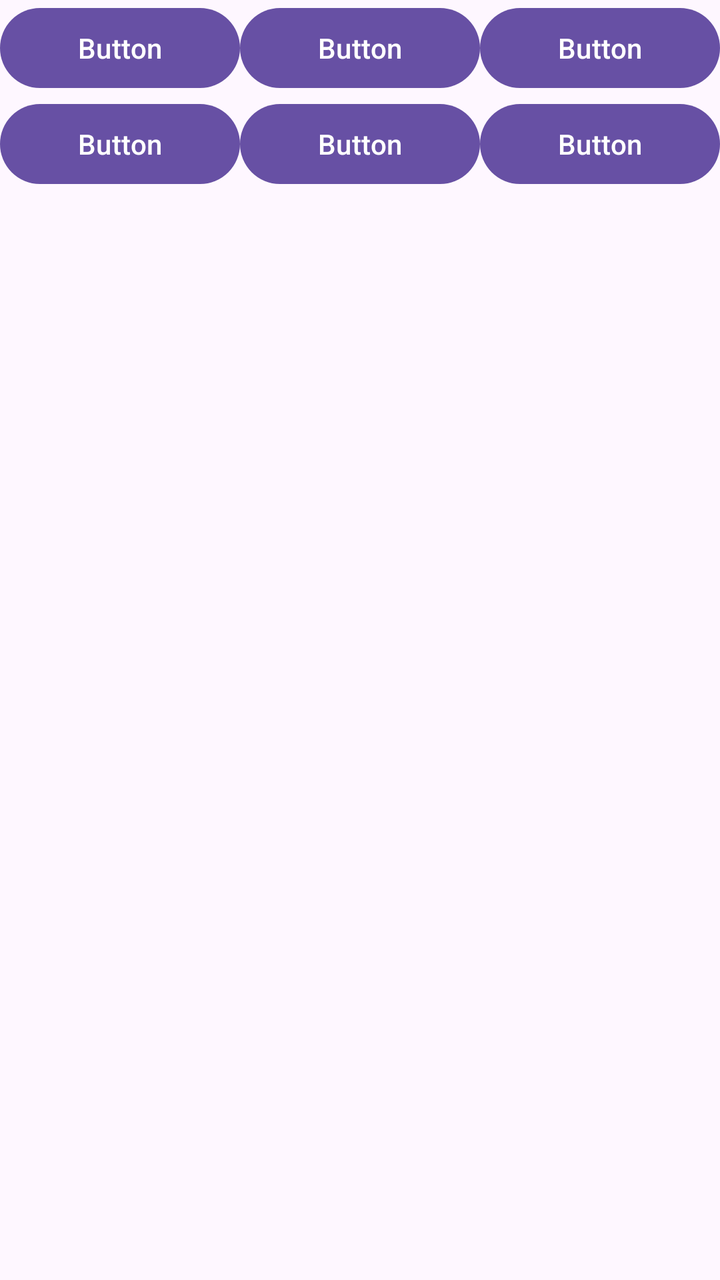
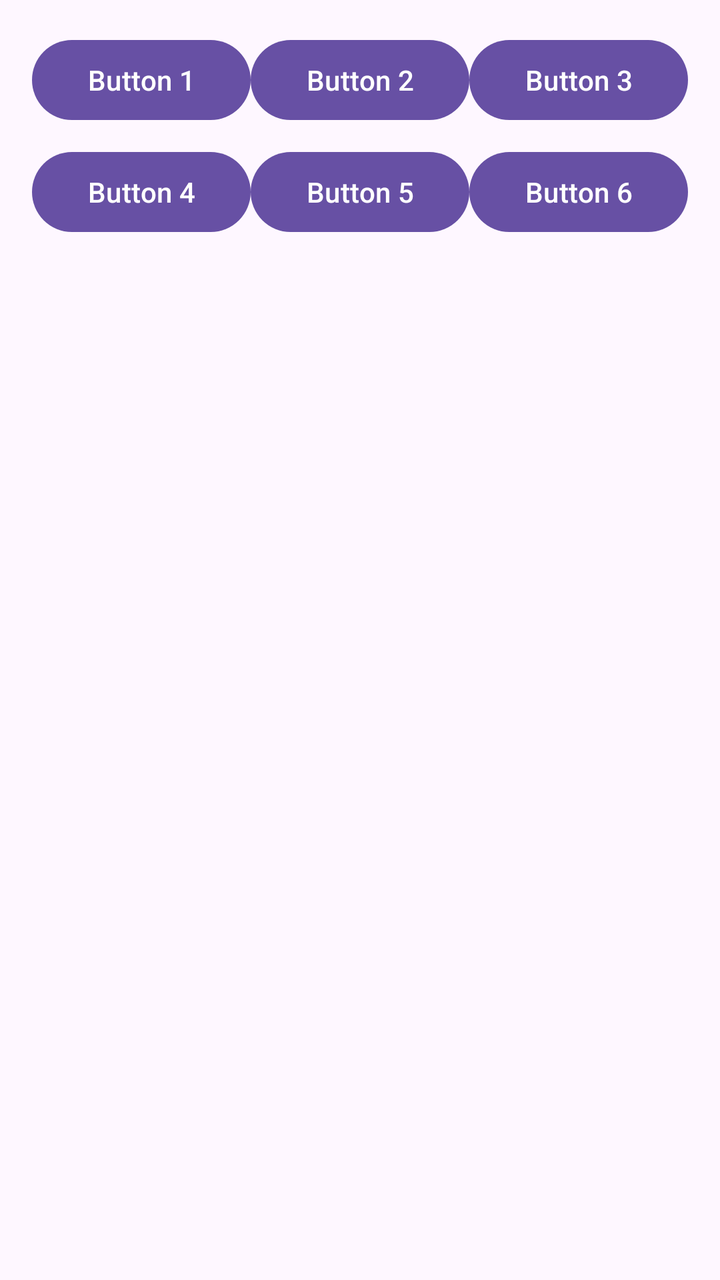

An Android layout rendered at two revisions. The XML below is the earlier revision; the diff shows what the commit changed to produce the second picture.
<!-- AndroidManifest.xml: application theme Theme.Lesson1 -->
<!-- res/layout/linear_layout.xml -->
<?xml version="1.0" encoding="utf-8"?>
<LinearLayout xmlns:android="http://schemas.android.com/apk/res/android"
    android:layout_width="match_parent"
    android:layout_height="wrap_content"
    android:orientation="vertical">

    <LinearLayout
        android:layout_width="match_parent"
        android:layout_height="wrap_content"
        android:orientation="horizontal">

        <Button
            android:id="@+id/button"
            android:layout_width="wrap_content"
            android:layout_height="wrap_content"
            android:layout_weight="1"
            android:text="Button" />

        <Button
            android:id="@+id/button2"
            android:layout_width="wrap_content"
            android:layout_height="wrap_content"
            android:layout_weight="1"
            android:text="Button" />

        <Button
            android:id="@+id/button3"
            android:layout_width="wrap_content"
            android:layout_height="wrap_content"
            android:layout_weight="1"
            android:text="Button" />
    </LinearLayout>

    <LinearLayout
        android:layout_width="match_parent"
        android:layout_height="wrap_content"
        android:orientation="horizontal">

        <Button
            android:id="@+id/button5"
            android:layout_width="wrap_content"
            android:layout_height="wrap_content"
            android:layout_weight="1"
            android:text="Button" />

        <Button
            android:id="@+id/button6"
            android:layout_width="wrap_content"
            android:layout_height="wrap_content"
            android:layout_weight="1"
            android:text="Button" />

        <Button
            android:id="@+id/button7"
            android:layout_width="wrap_content"
            android:layout_height="wrap_content"
            android:layout_weight="1"
            android:text="Button" />
    </LinearLayout>
</LinearLayout>
<!-- resources referenced by this layout -->
<resources>
  <style name="Theme.Lesson1" parent="Base.Theme.Lesson1" />
  <style name="Base.Theme.Lesson1" parent="Theme.Material3.DayNight.NoActionBar">
          
          
      </style>
</resources>

<!-- the commit's change to res/layout/linear_layout.xml (unified diff, before → after) -->
@@ -1,36 +1,40 @@
 <?xml version="1.0" encoding="utf-8"?>
 <LinearLayout xmlns:android="http://schemas.android.com/apk/res/android"
     android:layout_width="match_parent"
-    android:layout_height="wrap_content"
-    android:orientation="vertical">
+    android:layout_height="match_parent"
+    android:orientation="vertical"
+    android:padding="16dp">
 
+    
     <LinearLayout
         android:layout_width="match_parent"
         android:layout_height="wrap_content"
-        android:orientation="horizontal">
+        android:orientation="horizontal"
+        android:layout_marginBottom="8dp">
 
         <Button
             android:id="@+id/button"
-            android:layout_width="wrap_content"
+            android:layout_width="0dp"
             android:layout_height="wrap_content"
             android:layout_weight="1"
-            android:text="Button" />
+            android:text="Button 1" />
 
         <Button
             android:id="@+id/button2"
-            android:layout_width="wrap_content"
+            android:layout_width="0dp"
             android:layout_height="wrap_content"
             android:layout_weight="1"
-            android:text="Button" />
+            android:text="Button 2" />
 
         <Button
             android:id="@+id/button3"
-            android:layout_width="wrap_content"
+            android:layout_width="0dp"
             android:layout_height="wrap_content"
             android:layout_weight="1"
-            android:text="Button" />
+            android:text="Button 3" />
     </LinearLayout>
 
+    
     <LinearLayout
         android:layout_width="match_parent"
         android:layout_height="wrap_content"
@@ -38,23 +42,24 @@
 
         <Button
             android:id="@+id/button5"
-            android:layout_width="wrap_content"
+            android:layout_width="0dp"
             android:layout_height="wrap_content"
             android:layout_weight="1"
-            android:text="Button" />
+            android:text="Button 4" />
 
         <Button
             android:id="@+id/button6"
-            android:layout_width="wrap_content"
+            android:layout_width="0dp"
             android:layout_height="wrap_content"
             android:layout_weight="1"
-            android:text="Button" />
+            android:text="Button 5" />
 
         <Button
             android:id="@+id/button7"
-            android:layout_width="wrap_content"
+            android:layout_width="0dp"
             android:layout_height="wrap_content"
             android:layout_weight="1"
-            android:text="Button" />
+            android:text="Button 6" />
     </LinearLayout>
+
 </LinearLayout>
